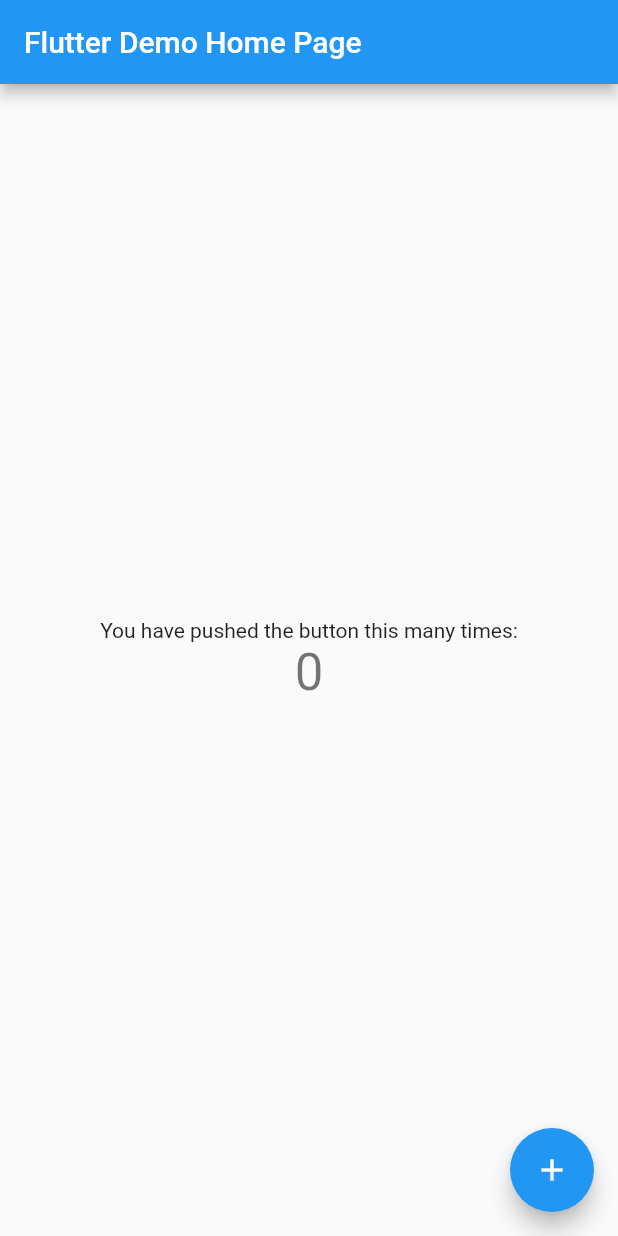
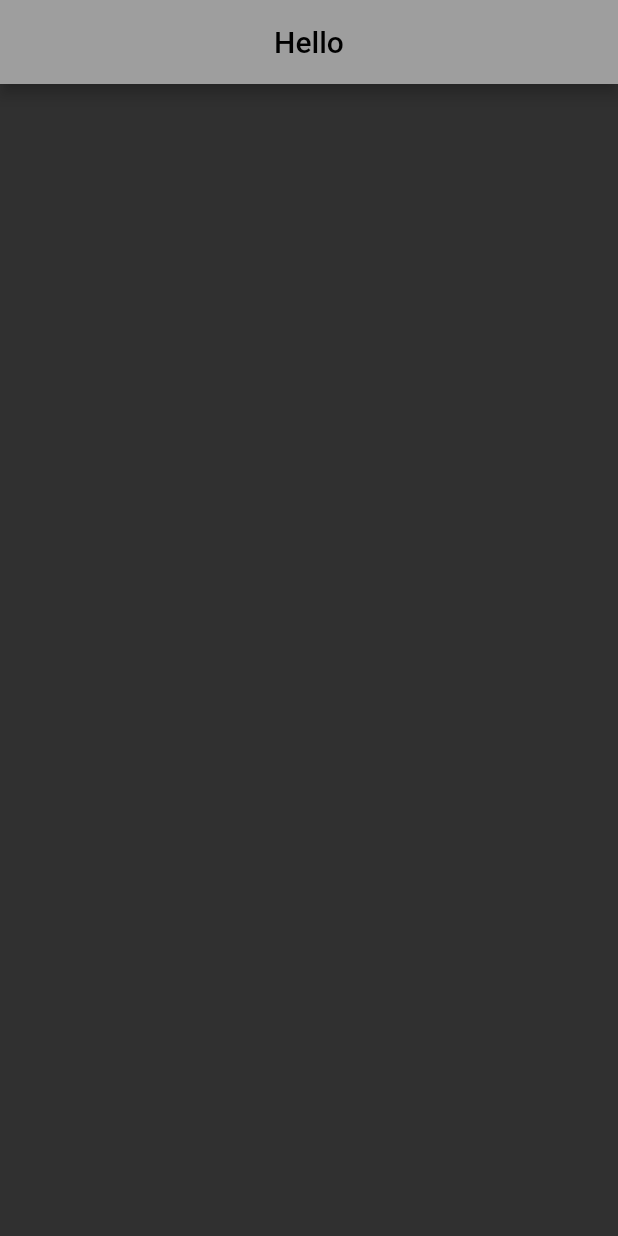
Before and after one commit to MaitreyaManohar/AllotZone, a Flutter app: the screen it shows after launch, on a phone screen of 412 x 824 dp. Run offline on Flutter 3.47's test engine with Material 2 defaults, Android fonts, the phone set to English and light mode, and no system bars; Roboto replaces fonts that are missing (Schyler).

Commit message:
SplashScreenTemplate+FirstPage

```diff
--- /dev/null
+++ b/allot_zone/lib/firstPage.dart
@@ -0,0 +1,22 @@
+import 'package:flutter/material.dart';
+import 'package:flutter/src/widgets/container.dart';
+import 'package:flutter/src/widgets/framework.dart';
+
+class FirstPage extends StatelessWidget {
+  const FirstPage({super.key});
+
+  @override
+  Widget build(BuildContext context) {
+    return Scaffold(
+      appBar: AppBar(
+        centerTitle: true,
+        title: const Text(
+          'Hello',
+          style: TextStyle(
+            fontFamily: "Schyler",
+          ),
+        ),
+      ),
+    );
+  }
+}
--- a/allot_zone/lib/main.dart
+++ b/allot_zone/lib/main.dart
@@ -1,115 +1,19 @@
+import 'package:allot_zone/splashScreen.dart';
 import 'package:flutter/material.dart';
 
 void main() {
-  runApp(const MyApp());
+  runApp(const AllotZone());
 }
 
-class MyApp extends StatelessWidget {
-  const MyApp({super.key});
+class AllotZone extends StatelessWidget {
+  const AllotZone({super.key});
 
-  // This widget is the root of your application.
   @override
   Widget build(BuildContext context) {
     return MaterialApp(
-      title: 'Flutter Demo',
-      theme: ThemeData(
-        // This is the theme of your application.
-        //
-        // Try running your application with "flutter run". You'll see the
-        // application has a blue toolbar. Then, without quitting the app, try
-        // changing the primarySwatch below to Colors.green and then invoke
-        // "hot reload" (press "r" in the console where you ran "flutter run",
-        // or simply save your changes to "hot reload" in a Flutter IDE).
-        // Notice that the counter didn't reset back to zero; the application
-        // is not restarted.
-        primarySwatch: Colors.blue,
-      ),
-      home: const MyHomePage(title: 'Flutter Demo Home Page'),
-    );
+        theme: ThemeData(
+            primarySwatch: Colors.grey,
+            scaffoldBackgroundColor: const Color.fromARGB(255, 48, 48, 48)),
+        home: const SplashScreen());
   }
 }
-
-class MyHomePage extends StatefulWidget {
-  const MyHomePage({super.key, required this.title});
-
-  // This widget is the home page of your application. It is stateful, meaning
-  // that it has a State object (defined below) that contains fields that affect
-  // how it looks.
-
-  // This class is the configuration for the state. It holds the values (in this
-  // case the title) provided by the parent (in this case the App widget) and
-  // used by the build method of the State. Fields in a Widget subclass are
-  // always marked "final".
-
-  final String title;
-
-  @override
-  State<MyHomePage> createState() => _MyHomePageState();
-}
-
-class _MyHomePageState extends State<MyHomePage> {
-  int _counter = 0;
-
-  void _incrementCounter() {
-    setState(() {
-      // This call to setState tells the Flutter framework that something has
-      // changed in this State, which causes it to rerun the build method below
-      // so that the display can reflect the updated values. If we changed
-      // _counter without calling setState(), then the build method would not be
-      // called again, and so nothing would appear to happen.
-      _counter++;
-    });
-  }
-
-  @override
-  Widget build(BuildContext context) {
-    // This method is rerun every time setState is called, for instance as done
-    // by the _incrementCounter method above.
-    //
-    // The Flutter framework has been optimized to make rerunning build methods
-    // fast, so that you can just rebuild anything that needs updating rather
-    // than having to individually change instances of widgets.
-    return Scaffold(
-      appBar: AppBar(
-        // Here we take the value from the MyHomePage object that was created by
-        // the App.build method, and use it to set our appbar title.
-        title: Text(widget.title),
-      ),
-      body: Center(
-        // Center is a layout widget. It takes a single child and positions it
-        // in the middle of the parent.
-        child: Column(
-          // Column is also a layout widget. It takes a list of children and
-          // arranges them vertically. By default, it sizes itself to fit its
-          // children horizontally, and tries to be as tall as its parent.
-          //
-          // Invoke "debug painting" (press "p" in the console, choose the
-          // "Toggle Debug Paint" action from the Flutter Inspector in Android
-          // Studio, or the "Toggle Debug Paint" command in Visual Studio Code)
-          // to see the wireframe for each widget.
-          //
-          // Column has various properties to control how it sizes itself and
-          // how it positions its children. Here we use mainAxisAlignment to
-          // center the children vertically; the main axis here is the vertical
-          // axis because Columns are vertical (the cross axis would be
-          // horizontal).
-          mainAxisAlignment: MainAxisAlignment.center,
-          children: <Widget>[
-            const Text(
-              'You have pushed the button this many times:',
-            ),
-            Text(
-              '$_counter',
-              style: Theme.of(context).textTheme.headline4,
-            ),
-          ],
-        ),
-      ),
-      floatingActionButton: FloatingActionButton(
-        onPressed: _incrementCounter,
-        tooltip: 'Increment',
-        child: const Icon(Icons.add),
-      ), // This trailing comma makes auto-formatting nicer for build methods.
-    );
-  }
-}
--- a/allot_zone/pubspec.yaml
+++ b/allot_zone/pubspec.yaml
@@ -86,6 +86,6 @@ flutter:
   #       - asset: fonts/TrajanPro.ttf
   #       - asset: fonts/TrajanPro_Bold.ttf
   #         weight: 700
-  #
+
   # For details regarding fonts from package dependencies,
   # see https://flutter.dev/custom-fonts/#from-packages
```
Also changed, not shown: allot_zone/lib/splashScreen.dart (added, +41 -0 lines), 1 other file.
